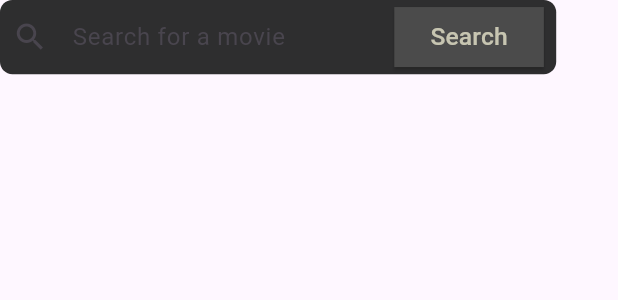
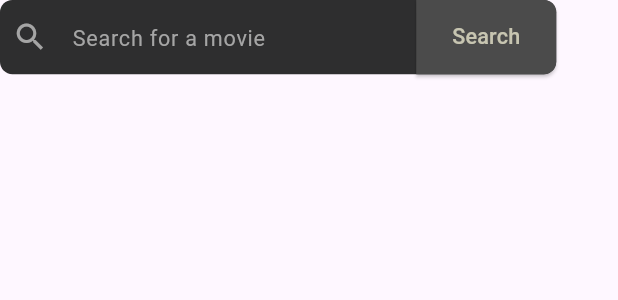
Before and after one commit to YoussefMoustafaa/movie-wishlist-app, a Flutter app: the CustomSearchBar widget shown alone on an empty page, opened directly, on a phone screen of 412 x 824 dp. Shown: the top 300 px of the screen. Run offline on Flutter 3.47's test engine with Material 3 defaults, Android fonts, the phone set to English and light mode, and no system bars.

Commit message:
create search bar

```diff
--- a/lib/widgets/custom_search_bar.dart
+++ b/lib/widgets/custom_search_bar.dart
@@ -10,7 +10,7 @@ class CustomSearchBar extends StatelessWidget {
     return Container(
       width: screenWidth * 0.9,
       height: screenHeight * 0.06,
-      padding: EdgeInsets.symmetric(horizontal: screenWidth * 0.02),
+      padding: EdgeInsets.only(left: screenWidth * 0.02),
       decoration: BoxDecoration(
         borderRadius: BorderRadius.circular(screenWidth * 0.02),
         color: const Color(0xFF2E2E2F)
@@ -19,25 +19,32 @@ class CustomSearchBar extends StatelessWidget {
         children: [
           Expanded(
             child: TextFormField(
-              decoration: const InputDecoration(
-                icon: Icon(Icons.search),
-                label: Text('Search for a movie'),
+              decoration: InputDecoration(
+                icon: const Icon(Icons.search, color: Color(0xFFA5A5A5),),
+                hintText: 'Search for a movie',
+                hintStyle: TextStyle(
+                  color: const Color(0xFFA5A5A5),
+                  fontSize: screenWidth * 0.035
+                ),
                 border: InputBorder.none,
               ),
+              style: const TextStyle(color: Color(0xFFA5A5A5)),
             ),
           ),
           ElevatedButton(
             onPressed: () {},
             style: ElevatedButton.styleFrom(
+              fixedSize: Size.fromHeight(screenHeight * 0.9),
               backgroundColor: const Color(0xFF4B4B4B),
               foregroundColor: const Color(0xFFC7C5B1),
-              shape: const RoundedRectangleBorder(
-                borderRadius: BorderRadius.zero
+              shape: RoundedRectangleBorder(
+                borderRadius: BorderRadius.only(topRight: Radius.circular(screenWidth * 0.02),  bottomRight: Radius.circular(screenWidth * 0.02)),
+                // borderRadius: BorderRadius.zero
               )
             ),
             child: Text(
               'Search',
-              style: TextStyle(fontSize: screenWidth * 0.04),
+              style: TextStyle(fontSize: screenWidth * 0.035),
             )
           )
         ],
```
